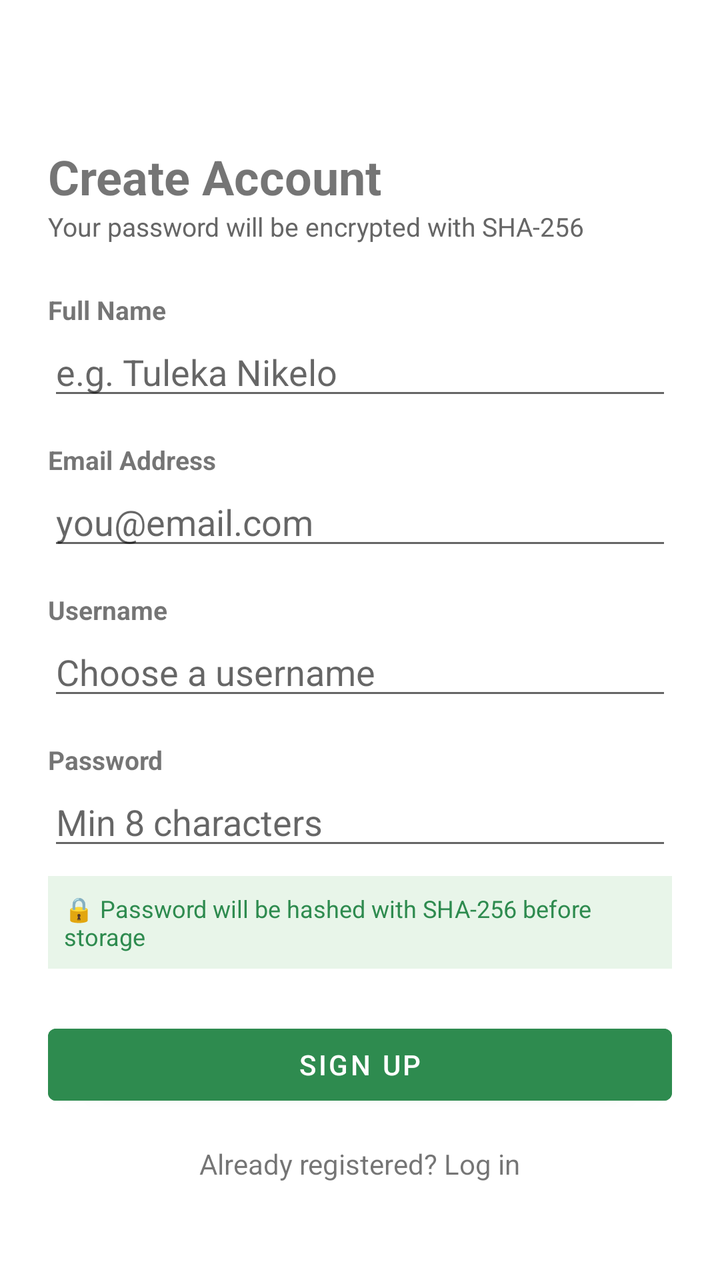
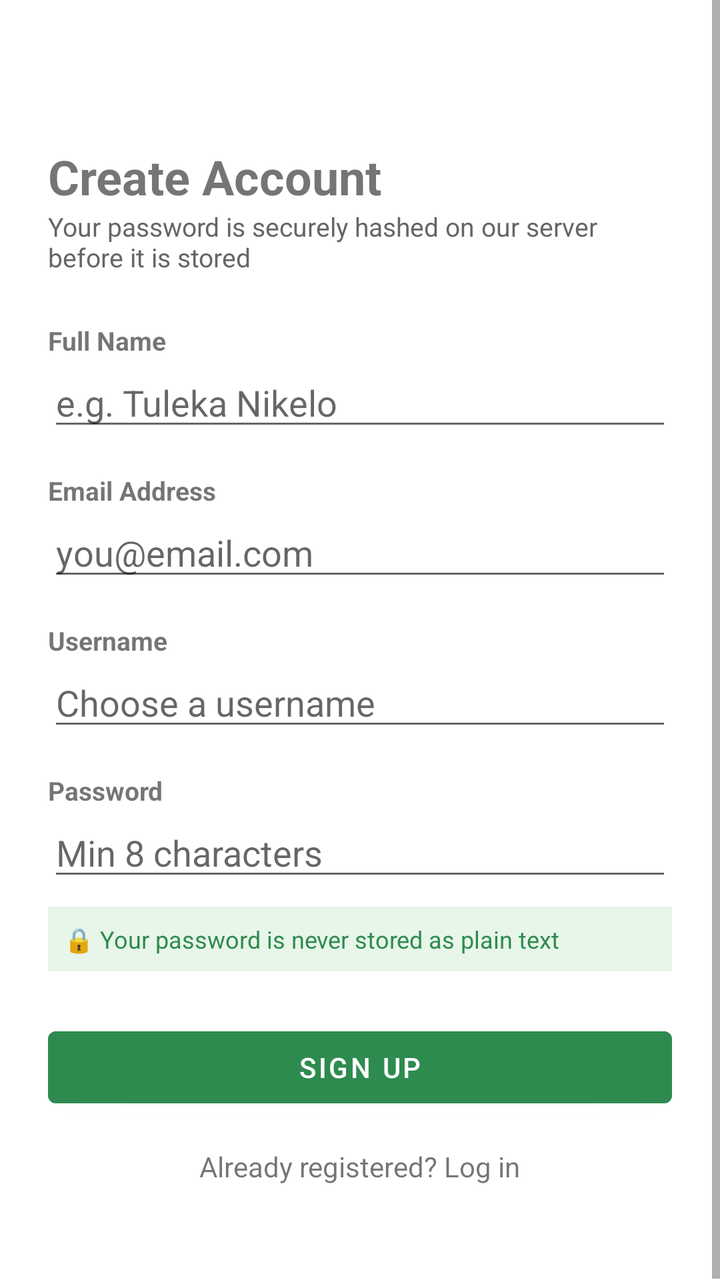

The first picture is an Android layout as it rendered before a commit; the second is the same layout after the commit. The layout source and the unified diff follow.
<!-- AndroidManifest.xml: application theme Theme.MzantsiLingo -->
<!-- res/layout/activity_register.xml -->
<?xml version="1.0" encoding="utf-8"?>
<ScrollView xmlns:android="http://schemas.android.com/apk/res/android"
    android:layout_width="match_parent"
    android:layout_height="match_parent">

    <LinearLayout
        android:layout_width="match_parent"
        android:layout_height="wrap_content"
        android:orientation="vertical"
        android:padding="24dp">

        <TextView
            android:layout_width="wrap_content"
            android:layout_height="wrap_content"
            android:text="Create Account"
            android:textSize="24sp"
            android:textStyle="bold"
            android:layout_marginTop="48dp" />

        <TextView
            android:layout_width="wrap_content"
            android:layout_height="wrap_content"
            android:text="Your password will be encrypted with SHA-256"
            android:textColor="#666666"
            android:textSize="13sp"
            android:layout_marginBottom="24dp" />

        <TextView
            android:layout_width="wrap_content"
            android:layout_height="wrap_content"
            android:text="Full Name"
            android:textStyle="bold"
            android:textSize="13sp" />
        <EditText
            android:id="@+id/etFullName"
            android:layout_width="match_parent"
            android:layout_height="wrap_content"
            android:hint="e.g. Tuleka Nikelo"
            android:inputType="textPersonName" />

        <TextView
            android:layout_width="wrap_content"
            android:layout_height="wrap_content"
            android:text="Email Address"
            android:textStyle="bold"
            android:textSize="13sp"
            android:layout_marginTop="16dp" />
        <EditText
            android:id="@+id/etEmail"
            android:layout_width="match_parent"
            android:layout_height="wrap_content"
            android:hint="you@email.com"
            android:inputType="textEmailAddress" />

        <TextView
            android:layout_width="wrap_content"
            android:layout_height="wrap_content"
            android:text="Username"
            android:textStyle="bold"
            android:textSize="13sp"
            android:layout_marginTop="16dp" />
        <EditText
            android:id="@+id/etUsername"
            android:layout_width="match_parent"
            android:layout_height="wrap_content"
            android:hint="Choose a username"
            android:inputType="text" />

        <TextView
            android:layout_width="wrap_content"
            android:layout_height="wrap_content"
            android:text="Password"
            android:textStyle="bold"
            android:textSize="13sp"
            android:layout_marginTop="16dp" />
        <EditText
            android:id="@+id/etPassword"
            android:layout_width="match_parent"
            android:layout_height="wrap_content"
            android:hint="Min 8 characters"
            android:inputType="textPassword" />

        <TextView
            android:id="@+id/tvPasswordNote"
            android:layout_width="match_parent"
            android:layout_height="wrap_content"
            android:text="🔒 Password will be hashed with SHA-256 before storage"
            android:textSize="12sp"
            android:textColor="#2E8B4F"
            android:background="#E8F5E9"
            android:padding="8dp"
            android:layout_marginTop="8dp" />

        <Button
            android:id="@+id/btnSignUp"
            android:layout_width="match_parent"
            android:layout_height="wrap_content"
            android:text="Sign Up"
            android:backgroundTint="#2E8B4F"
            android:textColor="#FFFFFF"
            android:layout_marginTop="24dp" />

        <TextView
            android:id="@+id/tvLogIn"
            android:layout_width="wrap_content"
            android:layout_height="wrap_content"
            android:layout_gravity="center_horizontal"
            android:text="Already registered? Log in"
            android:layout_marginTop="16dp"
            android:layout_marginBottom="24dp" />

    </LinearLayout>
</ScrollView>
<!-- resources referenced by this layout -->
<resources>
  <style name="Theme.MzantsiLingo" parent="Theme.MaterialComponents.DayNight.NoActionBar">
          <item name="colorPrimary">@color/mzantsi_green</item>
          <item name="colorPrimaryVariant">@color/mzantsi_green</item>
          <item name="colorOnPrimary">@color/white</item>
          <item name="android:statusBarColor">@color/mzantsi_green</item>
      </style>
  <color name="mzantsi_green">#2E8B4F</color>
  <color name="white">#FFFFFF</color>
</resources>

<!-- the commit's change to res/layout/activity_register.xml (unified diff, before → after) -->
@@ -12,7 +12,7 @@
         <TextView
             android:layout_width="wrap_content"
             android:layout_height="wrap_content"
-            android:text="Create Account"
+            android:text="@string/register_title"
             android:textSize="24sp"
             android:textStyle="bold"
             android:layout_marginTop="48dp" />
@@ -20,7 +20,7 @@
         <TextView
             android:layout_width="wrap_content"
             android:layout_height="wrap_content"
-            android:text="Your password will be encrypted with SHA-256"
+            android:text="@string/register_note_top"
             android:textColor="#666666"
             android:textSize="13sp"
             android:layout_marginBottom="24dp" />
@@ -28,20 +28,20 @@
         <TextView
             android:layout_width="wrap_content"
             android:layout_height="wrap_content"
-            android:text="Full Name"
+            android:text="@string/label_full_name"
             android:textStyle="bold"
             android:textSize="13sp" />
         <EditText
             android:id="@+id/etFullName"
             android:layout_width="match_parent"
             android:layout_height="wrap_content"
-            android:hint="e.g. Tuleka Nikelo"
+            android:hint="@string/hint_full_name"
             android:inputType="textPersonName" />
 
         <TextView
             android:layout_width="wrap_content"
             android:layout_height="wrap_content"
-            android:text="Email Address"
+            android:text="@string/label_email"
             android:textStyle="bold"
             android:textSize="13sp"
             android:layout_marginTop="16dp" />
@@ -55,7 +55,7 @@
         <TextView
             android:layout_width="wrap_content"
             android:layout_height="wrap_content"
-            android:text="Username"
+            android:text="@string/label_username"
             android:textStyle="bold"
             android:textSize="13sp"
             android:layout_marginTop="16dp" />
@@ -63,13 +63,13 @@
             android:id="@+id/etUsername"
             android:layout_width="match_parent"
             android:layout_height="wrap_content"
-            android:hint="Choose a username"
+            android:hint="@string/hint_username"
             android:inputType="text" />
 
         <TextView
             android:layout_width="wrap_content"
             android:layout_height="wrap_content"
-            android:text="Password"
+            android:text="@string/label_password"
             android:textStyle="bold"
             android:textSize="13sp"
             android:layout_marginTop="16dp" />
@@ -77,14 +77,14 @@
             android:id="@+id/etPassword"
             android:layout_width="match_parent"
             android:layout_height="wrap_content"
-            android:hint="Min 8 characters"
+            android:hint="@string/hint_password_min"
             android:inputType="textPassword" />
 
         <TextView
             android:id="@+id/tvPasswordNote"
             android:layout_width="match_parent"
             android:layout_height="wrap_content"
-            android:text="🔒 Password will be hashed with SHA-256 before storage"
+            android:text="@string/register_note_bottom"
             android:textSize="12sp"
             android:textColor="#2E8B4F"
             android:background="#E8F5E9"
@@ -95,7 +95,7 @@
             android:id="@+id/btnSignUp"
             android:layout_width="match_parent"
             android:layout_height="wrap_content"
-            android:text="Sign Up"
+            android:text="@string/register_button"
             android:backgroundTint="#2E8B4F"
             android:textColor="#FFFFFF"
             android:layout_marginTop="24dp" />
@@ -105,7 +105,7 @@
             android:layout_width="wrap_content"
             android:layout_height="wrap_content"
             android:layout_gravity="center_horizontal"
-            android:text="Already registered? Log in"
+            android:text="@string/register_login_link"
             android:layout_marginTop="16dp"
             android:layout_marginBottom="24dp" />
 
<!-- resource entries referenced after the edit -->
@@ -1,5 +1,17 @@
 <!-- resources referenced by this layout -->
 <resources>
+  <string name="hint_full_name">e.g. Tuleka Nikelo</string>
+  <string name="hint_password_min">Min 8 characters</string>
+  <string name="hint_username">Choose a username</string>
+  <string name="label_email">Email Address</string>
+  <string name="label_full_name">Full Name</string>
+  <string name="label_password">Password</string>
+  <string name="label_username">Username</string>
+  <string name="register_button">Sign Up</string>
+  <string name="register_login_link">Already registered? Log in</string>
+  <string name="register_note_bottom">🔒 Your password is never stored as plain text</string>
+  <string name="register_note_top">Your password is securely hashed on our server before it is stored</string>
+  <string name="register_title">Create Account</string>
   <style name="Theme.MzantsiLingo" parent="Theme.MaterialComponents.DayNight.NoActionBar">
           <item name="colorPrimary">@color/mzantsi_green</item>
           <item name="colorPrimaryVariant">@color/mzantsi_green</item>
